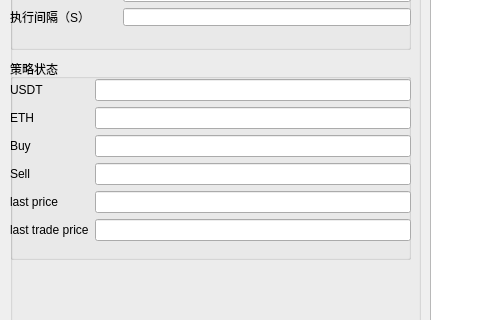
Qt form Forms/MyMainWindow.ui (zhouzhoujack/Quantitative-Trading) before a commit; both pictures show x 0 to 480 and y 271 to 591 of the 1212 by 688 pixel window.
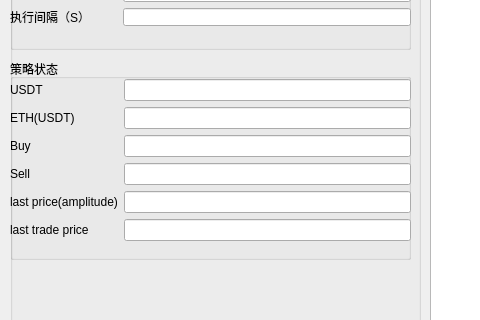
The same form after that commit.

Patch:
```diff
--- a/Forms/MyMainWindow.ui
+++ b/Forms/MyMainWindow.ui
@@ -262,7 +262,7 @@
           <item row="1" column="0">
            <widget class="QLabel" name="label_8">
             <property name="text">
-             <string>ETH</string>
+             <string>ETH(USDT)</string>
             </property>
            </widget>
           </item>
@@ -304,7 +304,7 @@
           <item row="4" column="0">
            <widget class="QLabel" name="label_12">
             <property name="text">
-             <string>last price</string>
+             <string>last price(amplitude)</string>
             </property>
            </widget>
           </item>
```
